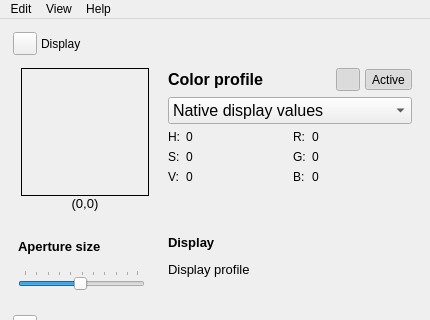
Above: colorpicker.ui from mikaelsundell/colorpicker before the change; both pictures show x 0 to 430 and y 0 to 320 of the 430 by 880 pixel window. Below: the same form after it.
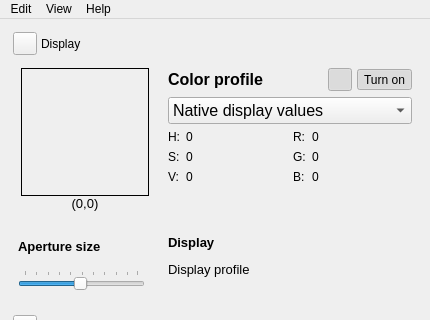
That is the form after the change. Icons and pictures are not drawn. Custom widgets are drawn as their Qt base class.

Diff of the .ui file:
```diff
--- a/colorpicker.ui
+++ b/colorpicker.ui
@@ -338,7 +338,7 @@
                      <string>Toogle active</string>
                     </property>
                     <property name="text">
-                     <string>Active</string>
+                     <string>Turn on</string>
                     </property>
                     <property name="icon">
                      <iconset resource="colorpicker.qrc">
```
Left out of the diff: 49 changed lines with no effect on the pictures.
